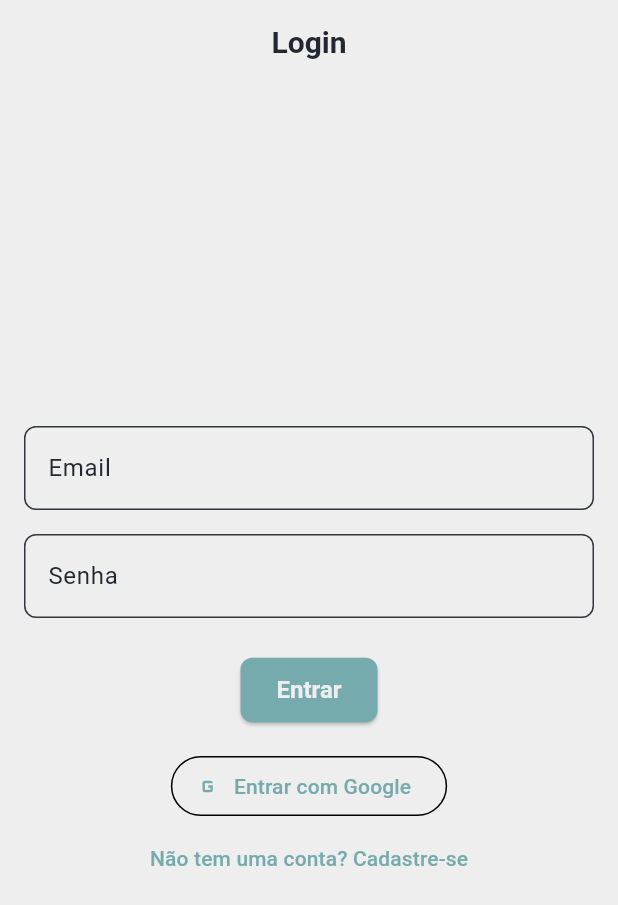
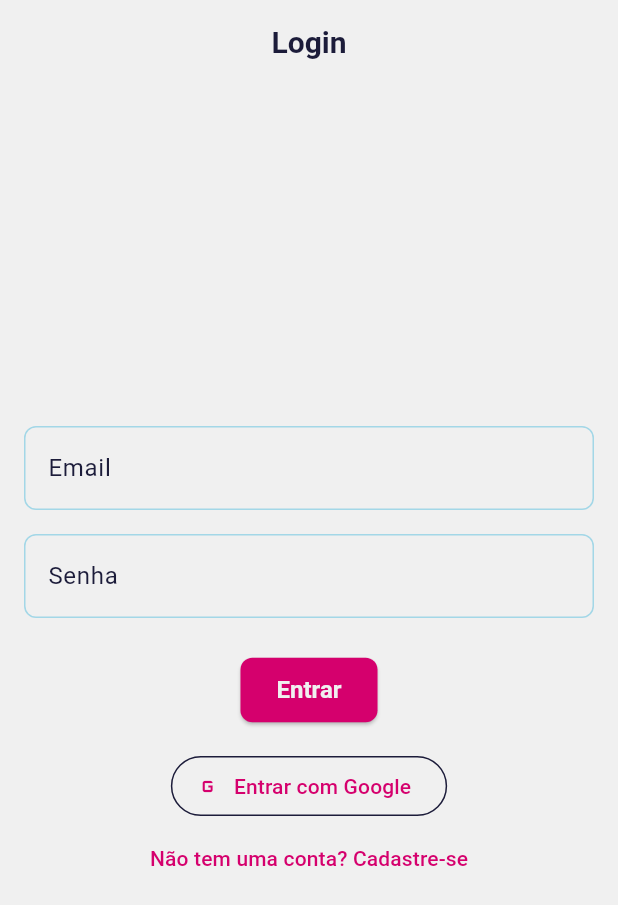
Before and after one commit to viniciusmecosta/KeyBudget, a Flutter app: the screen it shows after launch, on a phone screen of 412 x 824 dp. Shown: the top 905 px of the screen. Run offline on Flutter 3.47's test engine with Material 3 defaults, Android fonts, the phone set to English and light mode, and no system bars; our stand-ins replace cloud_firestore, csv, file_picker, firebase_auth, firebase_core, fl_chart and 7 more; missing offline and left inert: encrypt, file_saver; accounts and stored records are empty.

Commit message:
style: new colors

```diff
--- a/lib/app/config/app_theme.dart
+++ b/lib/app/config/app_theme.dart
@@ -1,44 +1,47 @@
 import 'package:flutter/material.dart';
 
 class AppTheme {
-  static const Color darkestGrey = Color(0xFF222831);
-  static const Color darkGrey = Color(0xFF31363F);
-  static const Color accentTeal = Color(0xFF76ABAE);
-  static const Color offWhite = Color(0xFFEEEEEE);
+  static const Color darkBlue = Color(0xFF1C1C3A);
+  static const Color pink = Color(0xFFD5006D);
+  static const Color blue = Color(0xFF00BFFF);
+  static const Color lightBlue = Color(0xFFA3D7E7);
+  static const Color offWhite = Color(0xFFF0F0F0);
 
   static final ThemeData lightTheme = ThemeData(
     useMaterial3: true,
     brightness: Brightness.light,
     scaffoldBackgroundColor: offWhite,
-    primaryColor: accentTeal,
+    primaryColor: pink,
     colorScheme: const ColorScheme.light(
-      primary: accentTeal,
-      onPrimary: darkestGrey,
-      secondary: darkGrey,
+      primary: pink,
+      onPrimary: offWhite,
+      secondary: blue,
       onSecondary: offWhite,
       surface: offWhite,
-      onSurface: darkestGrey,
+      onSurface: darkBlue,
+      background: offWhite,
+      onBackground: darkBlue,
       error: Colors.redAccent,
       onError: offWhite,
     ),
     appBarTheme: const AppBarTheme(
       backgroundColor: offWhite,
-      foregroundColor: darkestGrey,
+      foregroundColor: darkBlue,
       elevation: 0,
       centerTitle: true,
       titleTextStyle: TextStyle(
         fontSize: 20,
         fontWeight: FontWeight.w600,
-        color: darkestGrey,
+        color: darkBlue,
       ),
     ),
     textTheme: const TextTheme(
-      bodyLarge: TextStyle(color: darkestGrey),
-      bodyMedium: TextStyle(color: darkestGrey),
+      bodyLarge: TextStyle(color: darkBlue),
+      bodyMedium: TextStyle(color: darkBlue),
     ),
     elevatedButtonTheme: ElevatedButtonThemeData(
       style: ElevatedButton.styleFrom(
-        backgroundColor: accentTeal,
+        backgroundColor: pink,
         foregroundColor: offWhite,
         padding: const EdgeInsets.symmetric(horizontal: 24, vertical: 12),
         shape: RoundedRectangleBorder(borderRadius: BorderRadius.circular(8)),
@@ -48,37 +51,43 @@ class AppTheme {
     inputDecorationTheme: InputDecorationTheme(
       border: OutlineInputBorder(
         borderRadius: BorderRadius.circular(8),
-        borderSide: const BorderSide(color: darkGrey),
+        borderSide: const BorderSide(color: lightBlue),
       ),
       enabledBorder: OutlineInputBorder(
         borderRadius: BorderRadius.circular(8),
-        borderSide: const BorderSide(color: darkGrey),
+        borderSide: const BorderSide(color: lightBlue),
       ),
       focusedBorder: OutlineInputBorder(
         borderRadius: BorderRadius.circular(8),
-        borderSide: const BorderSide(color: accentTeal, width: 2),
+        borderSide: const BorderSide(color: pink, width: 2),
       ),
-      labelStyle: const TextStyle(color: darkestGrey),
+      labelStyle: const TextStyle(color: darkBlue),
+    ),
+    bottomNavigationBarTheme: const BottomNavigationBarThemeData(
+      selectedItemColor: pink,
+      unselectedItemColor: Colors.grey,
     ),
   );
 
   static final ThemeData darkTheme = ThemeData(
     useMaterial3: true,
     brightness: Brightness.dark,
-    scaffoldBackgroundColor: darkestGrey,
-    primaryColor: accentTeal,
+    scaffoldBackgroundColor: darkBlue,
+    primaryColor: pink,
     colorScheme: const ColorScheme.dark(
-      primary: accentTeal,
-      onPrimary: darkestGrey,
-      secondary: offWhite,
-      onSecondary: darkestGrey,
-      surface: darkestGrey,
+      primary: pink,
+      onPrimary: offWhite,
+      secondary: blue,
+      onSecondary: offWhite,
+      surface: darkBlue,
       onSurface: offWhite,
+      background: darkBlue,
+      onBackground: offWhite,
       error: Colors.redAccent,
       onError: offWhite,
     ),
     appBarTheme: const AppBarTheme(
-      backgroundColor: darkestGrey,
+      backgroundColor: darkBlue,
       foregroundColor: offWhite,
       elevation: 0,
       centerTitle: true,
@@ -94,8 +103,8 @@ class AppTheme {
     ),
     elevatedButtonTheme: ElevatedButtonThemeData(
       style: ElevatedButton.styleFrom(
-        backgroundColor: accentTeal,
-        foregroundColor: darkestGrey,
+        backgroundColor: pink,
+        foregroundColor: offWhite,
         padding: const EdgeInsets.symmetric(horizontal: 24, vertical: 12),
         shape: RoundedRectangleBorder(borderRadius: BorderRadius.circular(8)),
         textStyle: const TextStyle(fontSize: 16, fontWeight: FontWeight.bold),
@@ -104,17 +113,21 @@ class AppTheme {
     inputDecorationTheme: InputDecorationTheme(
       border: OutlineInputBorder(
         borderRadius: BorderRadius.circular(8),
-        borderSide: const BorderSide(color: offWhite),
+        borderSide: const BorderSide(color: lightBlue),
       ),
       enabledBorder: OutlineInputBorder(
         borderRadius: BorderRadius.circular(8),
-        borderSide: const BorderSide(color: offWhite),
+        borderSide: const BorderSide(color: lightBlue),
       ),
       focusedBorder: OutlineInputBorder(
         borderRadius: BorderRadius.circular(8),
-        borderSide: const BorderSide(color: accentTeal, width: 2),
+        borderSide: const BorderSide(color: pink, width: 2),
       ),
       labelStyle: const TextStyle(color: offWhite),
     ),
+    bottomNavigationBarTheme: const BottomNavigationBarThemeData(
+      selectedItemColor: pink,
+      unselectedItemColor: Colors.grey,
+    ),
   );
 }
```
